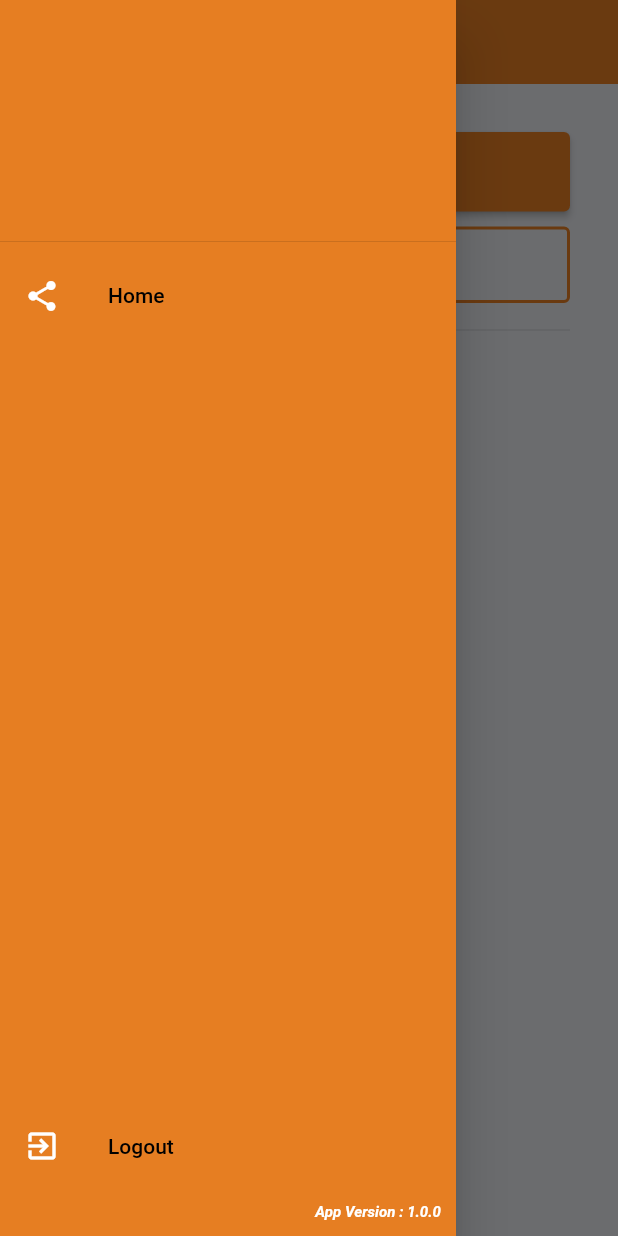
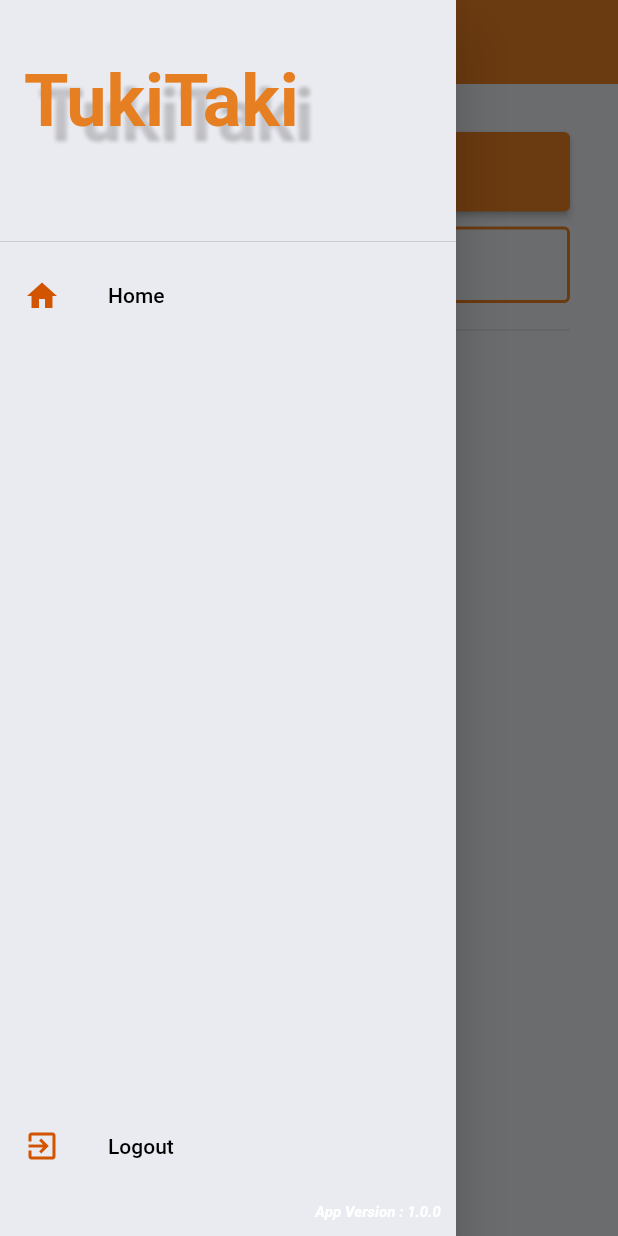
Before and after one commit to devnizamuddin/tukitaki_flutter, a Flutter app: the HomeView screen opened by its route, with the side drawer open, on a phone screen of 412 x 824 dp. Run offline on Flutter 3.47's test engine with Material 2 defaults, Android fonts, the phone set to English and light mode, and no system bars; our stand-ins replace cloud_firestore, firebase_auth, firebase_core, flutter_easyloading, get, material_design_icons_flutter; accounts and stored records are empty.

Commit message:
drawer design updated

```diff
--- a/lib/app/components/drawer.dart
+++ b/lib/app/components/drawer.dart
@@ -1,23 +1,37 @@
 import 'package:firebase_auth/firebase_auth.dart';
 import 'package:flutter/material.dart';
 import 'package:get/get.dart';
+import 'package:tukitaki_flutter/app/config/app_themes.dart';
+import 'package:tukitaki_flutter/app/models/user.dart';
+import 'package:tukitaki_flutter/app/utils/text_view.dart';
 
 import '../routes/app_pages.dart';
 
+// ignore: must_be_immutable
 class TukiTakiDrawer extends StatelessWidget {
-  const TukiTakiDrawer({Key? key}) : super(key: key);
-
+  TukiTakiDrawer({Key? key, required this.userModel}) : super(key: key);
+  UserModel? userModel;
   @override
   Widget build(BuildContext context) {
     return Drawer(
-      backgroundColor: Theme.of(context).appBarTheme.backgroundColor,
+      backgroundColor: AppThemes.bgColor,
       child: Column(
         crossAxisAlignment: CrossAxisAlignment.stretch,
         children: [
-          const DrawerHeader(child: SizedBox()),
+          DrawerHeader(
+              child: Column(
+            mainAxisAlignment: MainAxisAlignment.end,
+            crossAxisAlignment: CrossAxisAlignment.start,
+            children: [
+              BigTitleText('TukiTaki', color: AppThemes.PrimaryColor, fontSize: 48),
+              const SizedBox(height: 20),
+              SmallTitleText(userModel?.name ?? ''),
+              SmallText(userModel?.email ?? ''),
+            ],
+          )),
           ListTile(
             onTap: () => () {},
-            leading: const Icon(Icons.share, color: Colors.white),
+            leading: const Icon(Icons.home, color: AppThemes.PrimaryDarkColor),
             title: const Text(
               'Home',
               style: TextStyle(color: Colors.black),
@@ -29,7 +43,7 @@ class TukiTakiDrawer extends StatelessWidget {
               await FirebaseAuth.instance.signOut();
               Get.offAllNamed(Routes.LOGIN);
             },
-            leading: const Icon(Icons.exit_to_app, color: Colors.white),
+            leading: const Icon(Icons.exit_to_app, color: AppThemes.PrimaryDarkColor),
             title: const Text(
               'Logout',
               style: TextStyle(color: Colors.black),
--- a/lib/app/modules/home/views/home_view.dart
+++ b/lib/app/modules/home/views/home_view.dart
@@ -18,7 +18,9 @@ class HomeView extends GetView<HomeController> {
           title: const Text('Home'),
           centerTitle: true,
         ),
-        drawer: const TukiTakiDrawer(),
+        drawer: TukiTakiDrawer(
+          userModel: controller.user.value,
+        ),
         body: Padding(
           padding: const EdgeInsets.all(32.0),
           child: Column(
--- a/lib/app/modules/task/views/add_people_view.dart
+++ b/lib/app/modules/task/views/add_people_view.dart
@@ -31,9 +31,11 @@ class AddPeopleView extends GetView<TaskController> {
               child: Card(
                 child: Padding(
                   padding: const EdgeInsets.all(20.0),
-                  child: Column(
+                  child: Row(
+                    mainAxisAlignment: MainAxisAlignment.spaceBetween,
                     children: [
                       Text(member?.name ?? ''),
+                      IconButton(onPressed: () {}, icon: Icon(Icons.add))
                     ],
                   ),
                 ),
--- a/lib/app/utils/text_view.dart
+++ b/lib/app/utils/text_view.dart
@@ -1,14 +1,14 @@
 import 'package:flutter/material.dart';
 
 // ignore: non_constant_identifier_names
-Text BigTitleText(String text, {TextAlign? aign, Color? myColor, double? fontSize}) {
+Text BigTitleText(String text, {TextAlign? aign, Color? color, double? fontSize}) {
   return Text(
     text,
     textAlign: aign ?? TextAlign.center,
     style: TextStyle(
       fontWeight: FontWeight.bold,
       fontSize: fontSize ?? 32,
-      color: myColor ?? Colors.black,
+      color: color ?? Colors.black,
       shadows: const <Shadow>[
         Shadow(
           offset: Offset(10.0, 10.0),
@@ -42,3 +42,11 @@ Text SmallTitleText(String text, {TextAlign? aign, TextStyle? style}) {
     style: style ?? const TextStyle(fontWeight: FontWeight.bold, fontSize: 16),
   );
 }
+
+Text SmallText(String text, {TextAlign? aign, TextStyle? style}) {
+  return Text(
+    text,
+    textAlign: aign ?? TextAlign.center,
+    style: style ?? const TextStyle(fontSize: 16),
+  );
+}
```
